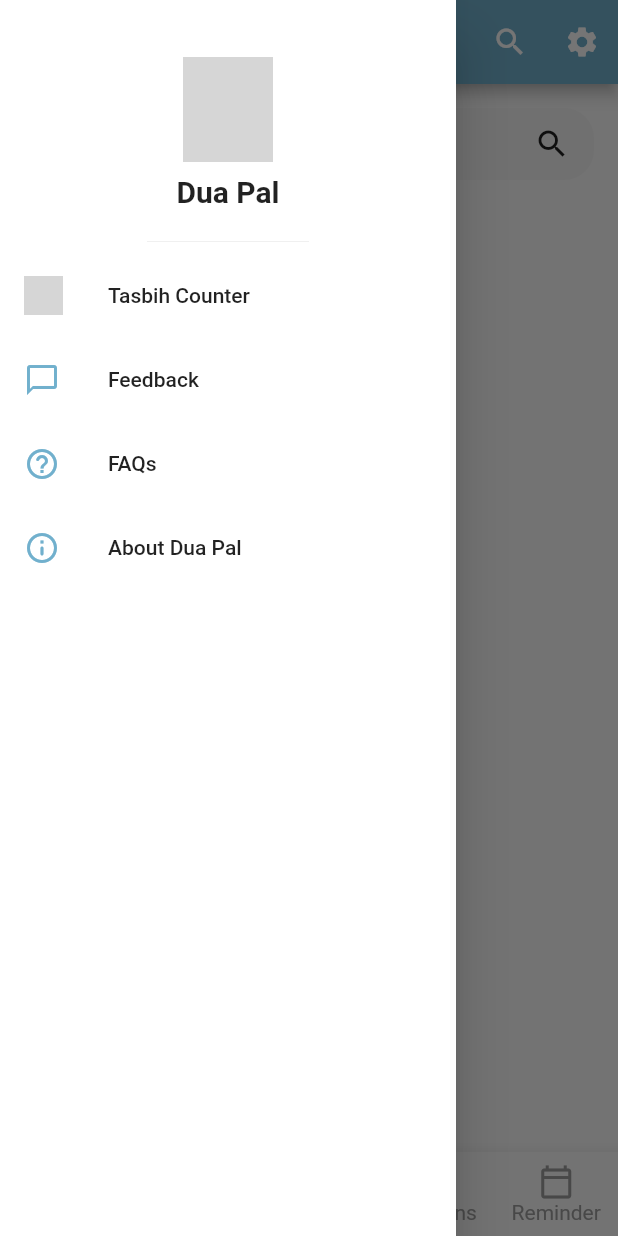
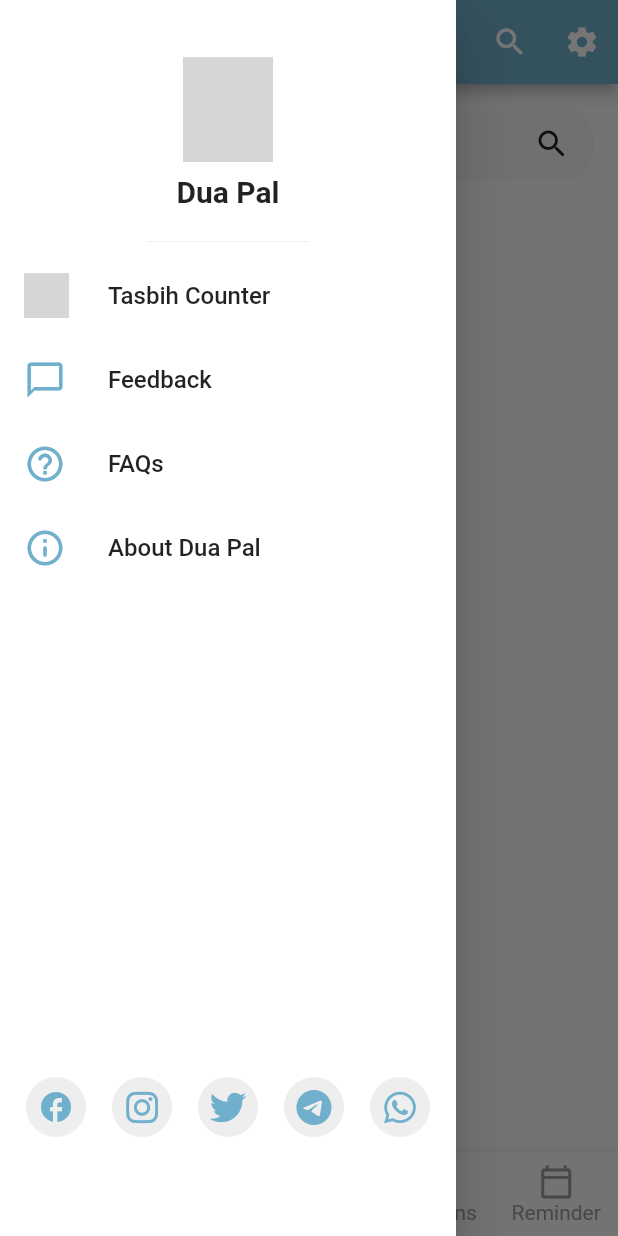
Before and after one commit to minalsarwar/DuaPal, a Flutter app: the screen it shows after launch, item 2 of the bottom bar chosen, with the side drawer open, on a phone screen of 412 x 824 dp. Run offline on Flutter 3.47's test engine with Material 2 defaults, Android fonts, the light colour scheme and no system bars; our stand-ins replace font_awesome_flutter; grey boxes are pictures that could not be loaded.

Commit message:
Drawer Social Media Icons

```diff
--- a/lib/networking/home_page.dart
+++ b/lib/networking/home_page.dart
@@ -4,6 +4,7 @@
 import 'package:flutter_application_1/networking/journal_entry.dart';
 import 'package:flutter_application_1/networking/reminder.dart';
 import 'package:flutter_application_1/networking/settings.dart';
+import 'package:font_awesome_flutter/font_awesome_flutter.dart';
 
 class HomeScreen extends StatefulWidget {
   const HomeScreen({super.key});
@@ -36,6 +37,26 @@
       case 4:
         appBarTitle = 'Reminder';
         break;
+    }
+
+    Widget buildSocialIcon(String text, IconData iconData) {
+      return Column(
+        children: [
+          Ink(
+            decoration: ShapeDecoration(
+              color: Colors.grey[200],
+              shape: CircleBorder(),
+            ),
+            child: CircleAvatar(
+              backgroundColor: Colors.transparent,
+              child: Icon(
+                iconData,
+                color: Color.fromARGB(255, 113, 176, 205),
+              ),
+            ),
+          ),
+        ],
+      );
     }
 
     return Scaffold(
@@ -87,39 +108,53 @@
             ListTile(
               leading: Image.asset(
                 'android/assets/tasbih.png', // Adjust the path to the icon
-                width: 26, // Specify the width of the icon
-                height: 26, // Specify the height of the icon
+                width: 30, // Specify the width of the icon
+                height: 30, // Specify the height of the icon
                 color: Color.fromARGB(
                     255, 113, 176, 205), // Set the desired icon color
               ),
-              title: Text('Tasbih Counter'),
+              title: Text(
+                'Tasbih Counter',
+                style: TextStyle(fontSize: 16),
+              ),
               onTap: () {
                 // Handle Tasbih Counter action
               },
             ),
             ListTile(
               leading: Icon(Icons.chat_bubble_outline,
-                  color: Color.fromARGB(255, 113, 176, 205)),
-              title: Text('Feedback'),
+                  size: 28, color: Color.fromARGB(255, 113, 176, 205)),
+              title: Text('Feedback', style: TextStyle(fontSize: 16)),
               onTap: () {
                 // Handle Feedback action
               },
             ),
             ListTile(
               leading: Icon(Icons.help_outline_rounded,
-                  color: Color.fromARGB(255, 113, 176, 205)),
-              title: Text('FAQs'),
+                  size: 28, color: Color.fromARGB(255, 113, 176, 205)),
+              title: Text('FAQs', style: TextStyle(fontSize: 16)),
               onTap: () {
                 // Handle FAQs action
               },
             ),
             ListTile(
               leading: Icon(Icons.info_outline_rounded,
-                  color: Color.fromARGB(255, 113, 176, 205)),
-              title: Text('About Dua Pal'),
+                  size: 28, color: Color.fromARGB(255, 113, 176, 205)),
+              title: Text('About Dua Pal', style: TextStyle(fontSize: 16)),
               onTap: () {
                 // Handle FAQs action
               },
+            ),
+            const SizedBox(height: 325),
+            Row(
+              mainAxisAlignment: MainAxisAlignment.spaceEvenly,
+              children: [
+                buildSocialIcon('facebook', Icons.facebook),
+                buildSocialIcon('instagram', FontAwesomeIcons.instagram),
+                buildSocialIcon('twitter', FontAwesomeIcons.twitter),
+                buildSocialIcon('telegram', FontAwesomeIcons.telegram),
+                buildSocialIcon('whatsapp', FontAwesomeIcons.whatsapp),
+              ],
             ),
           ],
         ),
--- a/pubspec.yaml
+++ b/pubspec.yaml
@@ -37,6 +37,7 @@
   cupertino_icons: ^1.0.2
   http: ^1.1.0
   provider: ^6.0.5
+  font_awesome_flutter: ^10.6.0
 
 dev_dependencies:
   flutter_test:
```
Also changed, not shown: pubspec.lock.
